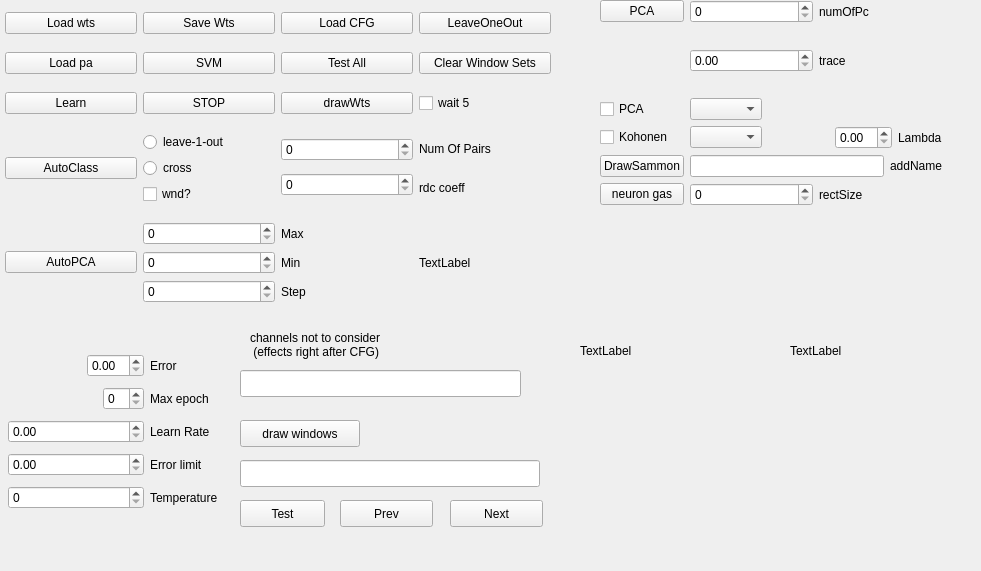
ArtfulVampire/SecondGUIrepo, file net.ui: the form before one commit.
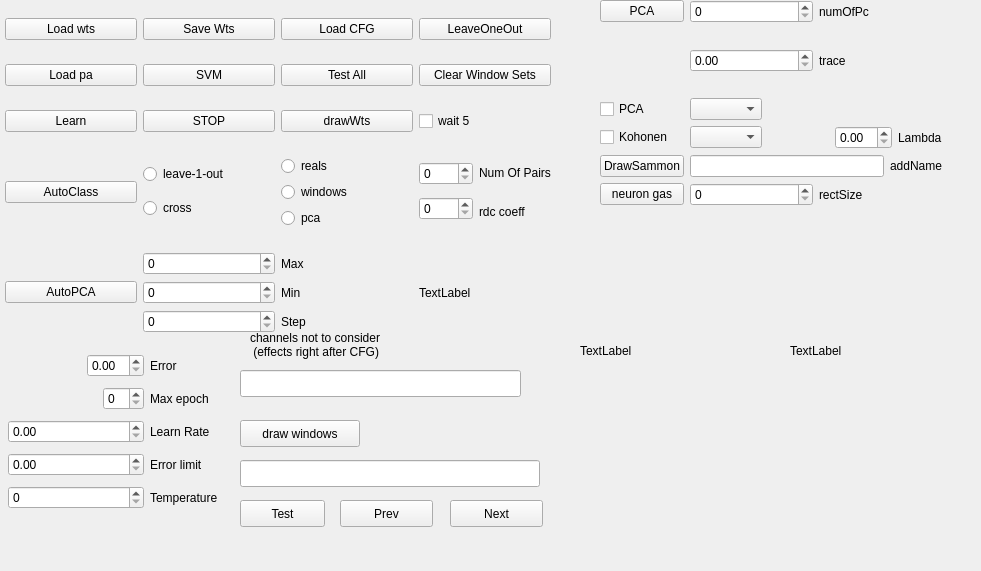
The form after the commit.

Commit message: net.cpp: pca() disabled unused covMatrix (was needed for trace count only) net.cpp: added ns into constructor arguments net.ui: added choose from reals/windows/pca for autoClass makepa.cpp: makePaSlot() added typeString to differ reals/windows/pca

What changed in the file:
```diff
--- a/net.ui
+++ b/net.ui
@@ -214,7 +214,7 @@
      <x>5</x>
      <y>0</y>
      <width>546</width>
-     <height>315</height>
+     <height>351</height>
     </rect>
    </property>
    <layout class="QGridLayout" name="gridLayout_2">
@@ -253,20 +253,6 @@
       </property>
      </widget>
     </item>
-    <item row="1" column="2">
-     <widget class="QPushButton" name="testAllButton">
-      <property name="text">
-       <string>Test All</string>
-      </property>
-     </widget>
-    </item>
-    <item row="2" column="0">
-     <widget class="QPushButton" name="learnButton">
-      <property name="text">
-       <string>Learn</string>
-      </property>
-     </widget>
-    </item>
     <item row="2" column="1">
      <widget class="QPushButton" name="stopButton">
       <property name="text">
@@ -274,6 +260,20 @@
       </property>
      </widget>
     </item>
+    <item row="2" column="0">
+     <widget class="QPushButton" name="learnButton">
+      <property name="text">
+       <string>Learn</string>
+      </property>
+     </widget>
+    </item>
+    <item row="1" column="2">
+     <widget class="QPushButton" name="testAllButton">
+      <property name="text">
+       <string>Test All</string>
+      </property>
+     </widget>
+    </item>
     <item row="2" column="2">
      <widget class="QPushButton" name="drawWtsButton">
       <property name="text">
@@ -281,13 +281,6 @@
       </property>
      </widget>
     </item>
-    <item row="3" column="0">
-     <widget class="QPushButton" name="autoClassButton">
-      <property name="text">
-       <string>AutoClass</string>
-      </property>
-     </widget>
-    </item>
     <item row="4" column="0">
      <widget class="QPushButton" name="autoPCAButton">
       <property name="text">
@@ -295,6 +288,20 @@
       </property>
      </widget>
     </item>
+    <item row="4" column="3">
+     <widget class="QLabel" name="clearSetsLabel">
+      <property name="text">
+       <string>TextLabel</string>
+      </property>
+     </widget>
+    </item>
+    <item row="0" column="3">
+     <widget class="QPushButton" name="leaveOneOutButton">
+      <property name="text">
+       <string>LeaveOneOut</string>
+      </property>
+     </widget>
+    </item>
     <item row="3" column="1">
      <layout class="QVBoxLayout" name="verticalLayout">
       <item>
@@ -311,41 +318,6 @@
         </property>
        </widget>
       </item>
-      <item>
-       <widget class="QCheckBox" name="wndCheckBox">
-        <property name="text">
-         <string>wnd?</string>
-        </property>
-       </widget>
-      </item>
-     </layout>
-    </item>
-    <item row="3" column="2">
-     <layout class="QVBoxLayout" name="verticalLayout_2">
-      <item>
-       <widget class="QSpinBox" name="numOfPairsBox"/>
-      </item>
-      <item>
-       <widget class="QSpinBox" name="rdcCoeffSpinBox"/>
-      </item>
-     </layout>
-    </item>
-    <item row="3" column="3">
-     <layout class="QVBoxLayout" name="verticalLayout_3">
-      <item>
-       <widget class="QLabel" name="label_12">
-        <property name="text">
-         <string>Num Of Pairs</string>
-        </property>
-       </widget>
-      </item>
-      <item>
-       <widget class="QLabel" name="label_13">
-        <property name="text">
-         <string>rdc coeff</string>
-        </property>
-       </widget>
-      </item>
      </layout>
     </item>
     <item row="4" column="1">
@@ -386,20 +358,6 @@
       </item>
      </layout>
     </item>
-    <item row="4" column="3">
-     <widget class="QLabel" name="clearSetsLabel">
-      <property name="text">
-       <string>TextLabel</string>
-      </property>
-     </widget>
-    </item>
-    <item row="0" column="3">
-     <widget class="QPushButton" name="leaveOneOutButton">
-      <property name="text">
-       <string>LeaveOneOut</string>
-      </property>
-     </widget>
-    </item>
     <item row="2" column="3">
      <widget class="QCheckBox" name="clearSetsWaitBox">
       <property name="text">
@@ -414,6 +372,70 @@
       </property>
      </widget>
     </item>
+    <item row="3" column="3">
+     <layout class="QHBoxLayout" name="horizontalLayout_9">
+      <item>
+       <layout class="QVBoxLayout" name="verticalLayout_2">
+        <item>
+         <widget class="QSpinBox" name="numOfPairsBox"/>
+        </item>
+        <item>
+         <widget class="QSpinBox" name="rdcCoeffSpinBox"/>
+        </item>
+       </layout>
+      </item>
+      <item>
+       <layout class="QVBoxLayout" name="verticalLayout_3">
+        <item>
+         <widget class="QLabel" name="label_12">
+          <property name="text">
+           <string>Num Of Pairs</string>
+          </property>
+         </widget>
+        </item>
+        <item>
+         <widget class="QLabel" name="label_13">
+          <property name="text">
+           <string>rdc coeff</string>
+          </property>
+         </widget>
+        </item>
+       </layout>
+      </item>
+     </layout>
+    </item>
+    <item row="3" column="2">
+     <layout class="QVBoxLayout" name="verticalLayout_6">
+      <item>
+       <widget class="QRadioButton" name="realsRadioButton">
+        <property name="text">
+         <string>reals</string>
+        </property>
+       </widget>
+      </item>
+      <item>
+       <widget class="QRadioButton" name="windowsRadioButton">
+        <property name="text">
+         <string>windows</string>
+        </property>
+       </widget>
+      </item>
+      <item>
+       <widget class="QRadioButton" name="pcRadioButton">
+        <property name="text">
+         <string>pca</string>
+        </property>
+       </widget>
+      </item>
+     </layout>
+    </item>
+    <item row="3" column="0">
+     <widget class="QPushButton" name="autoClassButton">
+      <property name="text">
+       <string>AutoClass</string>
+      </property>
+     </widget>
+    </item>
    </layout>
   </widget>
   <widget class="QPushButton" name="drawWindowsButton">
@@ -449,7 +471,7 @@
     <item row="0" column="1">
      <layout class="QHBoxLayout" name="horizontalLayout_6">
       <item>
-       <widget class="QSpinBox" name="numOfPcSpinBox"/>
+       <widget class="QSpinBox" name="pcaNumberSpinBox"/>
       </item>
       <item>
        <widget class="QLabel" name="label_10">
```
The commit also changes 4 other files.
